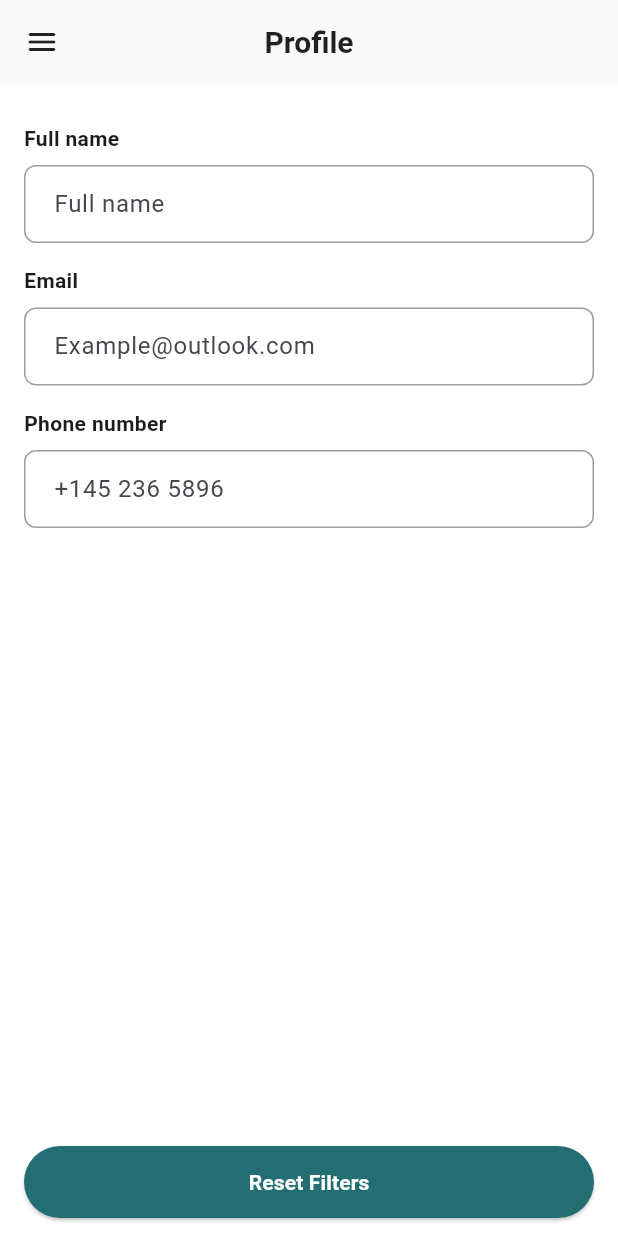
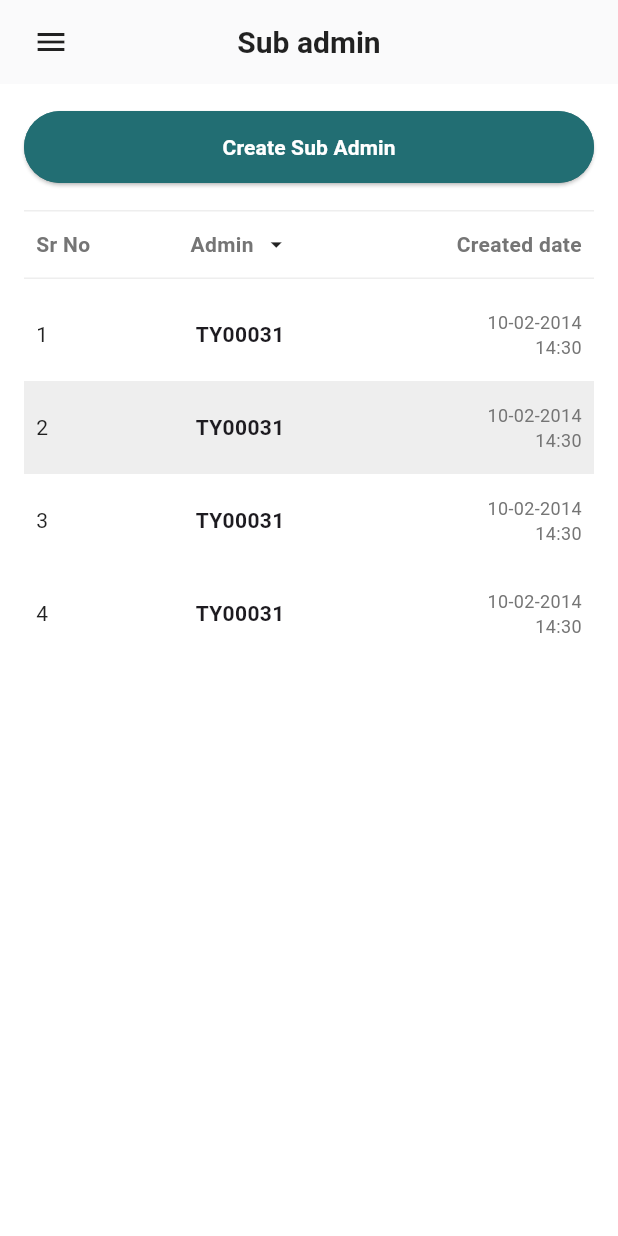
Before and after one commit to LivingstonTardzenyuy/taxi_app, a Flutter app: the EditProfileScreen screen opened directly, after a tap on "Reset Filters", on a phone screen of 412 x 824 dp. Run offline on Flutter 3.47's test engine with Material 3 defaults, Android fonts, the phone set to English and light mode, and no system bars; our stand-ins replace file_picker, fl_chart, get, google_fonts; missing offline and left inert: dart:ffi.

Commit message:
added sub admin in profile

```diff
--- a/lib/agencyAdmin/profile/views/edit_profile.dart
+++ b/lib/agencyAdmin/profile/views/edit_profile.dart
@@ -1,4 +1,7 @@
 import 'package:flutter/material.dart';
+import 'package:get/get_core/src/get_main.dart';
+import 'package:get/get_navigation/src/extension_navigation.dart';
+import 'package:taxi_app/agencyAdmin/profile/views/sub_admin.dart';
 import 'package:taxi_app/client_app/authentication/widgets/auth_text_field.dart';
 import 'package:taxi_app/client_app/authentication/widgets/primary_button.dart';
 
@@ -39,9 +42,11 @@ class EditProfileScreen extends StatelessWidget {
           ),
         ),
       ),
-      bottomNavigationBar: SafeArea(
-        minimum: const EdgeInsets.symmetric(horizontal: 16, vertical: 12),
-        child: PrimaryButton(label: 'Reset Filters', onPressed: () {}),
+      bottomNavigationBar: Padding(
+        padding: const EdgeInsets.only(bottom: 380.0, left: 18, right: 18),
+        child: PrimaryButton(label: 'Reset Filters', onPressed: () {
+            Get.to(SubAdminScreen());
+        }),
       ),
     );
   }
--- /dev/null
+++ b/lib/agencyAdmin/profile/views/sub_admin.dart
@@ -0,0 +1,98 @@
+import 'package:flutter/material.dart';
+import 'package:get/get_core/src/get_main.dart';
+import 'package:get/get_navigation/src/extension_navigation.dart';
+import 'package:taxi_app/agencyAdmin/profile/views/create_sub_admin.dart';
+import 'package:taxi_app/client_app/authentication/widgets/primary_button.dart';
+import 'package:taxi_app/theme/colors.dart';
+
+class SubAdminScreen extends StatelessWidget {
+  const SubAdminScreen({Key? key}) : super(key: key);
+
+  Widget _tableRow(BuildContext context, int idx, String admin, String date, {bool highlighted = false}) {
+    return Container(
+      color: highlighted ? Colors.grey.shade200 : Colors.white,
+      padding: const EdgeInsets.symmetric(vertical: 14, horizontal: 8),
+      child: Row(
+        mainAxisAlignment: MainAxisAlignment.spaceBetween,
+        children: [
+          SizedBox(width: 48, child: Text('$idx', style: const TextStyle(color: Colors.black87))),
+          Text(admin, style: const TextStyle(fontWeight: FontWeight.w600)),
+          SizedBox(
+            width: 140,
+            child: Text(date, textAlign: TextAlign.right, style: TextStyle(color: Colors.grey.shade600, fontSize: 12)),
+          ),
+        ],
+      ),
+    );
+  }
+
+  @override
+  Widget build(BuildContext context) {
+    final rows = List.generate(4, (i) => ['TY00031', '10-02-2014\n14:30']);
+
+    return Scaffold(
+      backgroundColor: Colors.white,
+      appBar: AppBar(
+        backgroundColor: Colors.white,
+        elevation: 0.6,
+        leading: Padding(
+          padding: const EdgeInsets.only(left: 12.0),
+          child: IconButton(icon: const Icon(Icons.menu, color: Colors.black87), onPressed: () {}),
+        ),
+        centerTitle: true,
+        title: const Text('Sub admin', style: TextStyle(color: Colors.black87, fontWeight: FontWeight.w600)),
+      ),
+      body: SafeArea(
+        child: Padding(
+          padding: const EdgeInsets.symmetric(horizontal: 16.0, vertical: 18),
+          child: Column(
+            crossAxisAlignment: CrossAxisAlignment.start,
+            children: [
+              // big pill button
+              Container(
+                width: double.infinity,
+                decoration: BoxDecoration(
+                  color: AppColors.primaryColor,
+                  borderRadius: BorderRadius.circular(30),
+                ),
+                child: PrimaryButton(
+                    label: "Create Sub Admin",
+                    onPressed: () {
+                      Get.to(CreateSubAdminScreen());
+                    })
+              ),
+
+              const SizedBox(height: 18),
+
+              // table header
+              Container(
+                decoration: BoxDecoration(border: Border(top: BorderSide(color: Colors.grey.shade200), bottom: BorderSide(color: Colors.grey.shade200))),
+                padding: const EdgeInsets.symmetric(vertical: 12, horizontal: 8),
+                child: Row(
+                    mainAxisAlignment: MainAxisAlignment.spaceBetween,
+                    children: [
+
+                  SizedBox(width: 48, child: Text('Sr No', style: TextStyle(color: Colors.grey.shade600, fontWeight: FontWeight.w600))),
+                  Row(children: [Text('Admin', style: TextStyle(color: Colors.grey.shade600, fontWeight: FontWeight.w600)), const SizedBox(width: 6), const Icon(Icons.arrow_drop_down, size: 18)]),
+                  SizedBox(width: 140, child: Text('Created date', textAlign: TextAlign.right, style: TextStyle(color: Colors.grey.shade600, fontWeight: FontWeight.w600))),
+                ]),
+              ),
+
+              const SizedBox(height: 6),
+
+              // rows
+              Expanded(
+                child: ListView.builder(
+                  itemCount: rows.length,
+                  itemBuilder: (context, i) {
+                    return _tableRow(context, i + 1, rows[i][0], rows[i][1], highlighted: i == 1);
+                  },
+                ),
+              ),
+            ],
+          ),
+        ),
+      ),
+    );
+  }
+}
--- a/lib/client_app/bottom_navigation_bar.dart
+++ b/lib/client_app/bottom_navigation_bar.dart
@@ -62,7 +62,7 @@ class _ClientBottomNavigationBarState extends State<ClientBottomNavigationBar> {
           ),
         ],
         currentIndex: _selectedIndex,
-        selectedItemColor: AppColors.primaryColor,
+        selectedItemColor: Color(0xFF732255),
         unselectedItemColor: Colors.grey,
         onTap: _onItemTapped,
         showUnselectedLabels: true,
```
Also changed, not shown: lib/agencyAdmin/profile/views/create_sub_admin.dart (added, +112 -0 lines), lib/client_app/bus_healer/views/departure_town.dart (added, +105 -0 lines), lib/client_app/bus_healer/views/saved_locations.dart (added, +80 -0 lines), lib/client_app/features/bookings/views/tip_driver.dart (+7 -1 lines), lib/client_app/features/home/home.dart (+54 -6 lines), lib/location/saved_locations.dart (added, +65 -0 lines), lib/location/taxi_location.dart (added, +85 -0 lines), lib/driver_app/location/taxi_location.dart (added).
